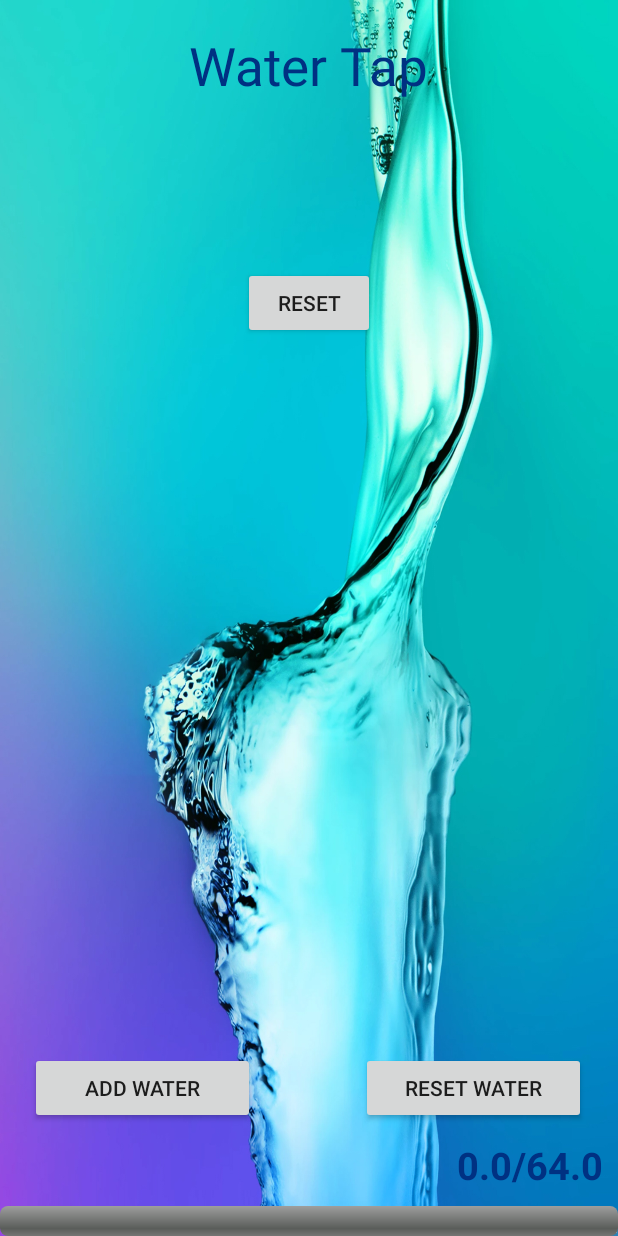
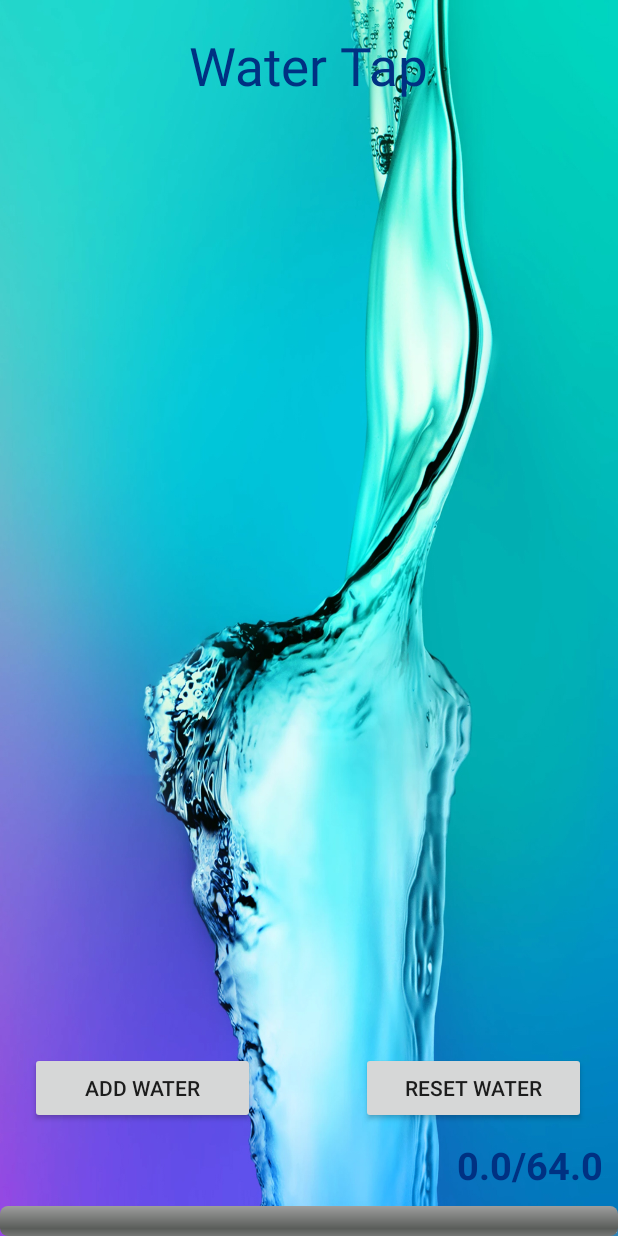
Before and after one commit to nickesotom/AndroidFinalProject-master, an Android app: the WaterScreenActivity screen opened directly, with no data from a screen before it, on a phone screen of 412 x 824 dp. Run offline under Robolectric (Android 15) with nearby library versions, the phone set to English and light mode, and no system bars.

Commit message:
removed my reset button

```diff
--- a/app/src/main/res/layout/activity_water_screen.xml
+++ b/app/src/main/res/layout/activity_water_screen.xml
@@ -65,13 +65,4 @@
         android:textSize="25sp"
         android:text="@string/initial_water_amount"
         android:padding="10dp"/>
-
-    <Button
-        android:id="@+id/reset_button"
-        android:layout_width="wrap_content"
-        android:layout_height="wrap_content"
-        android:layout_alignParentTop="true"
-        android:layout_centerHorizontal="true"
-        android:layout_marginTop="178dp"
-        android:text="reset" />
 </RelativeLayout>
```
